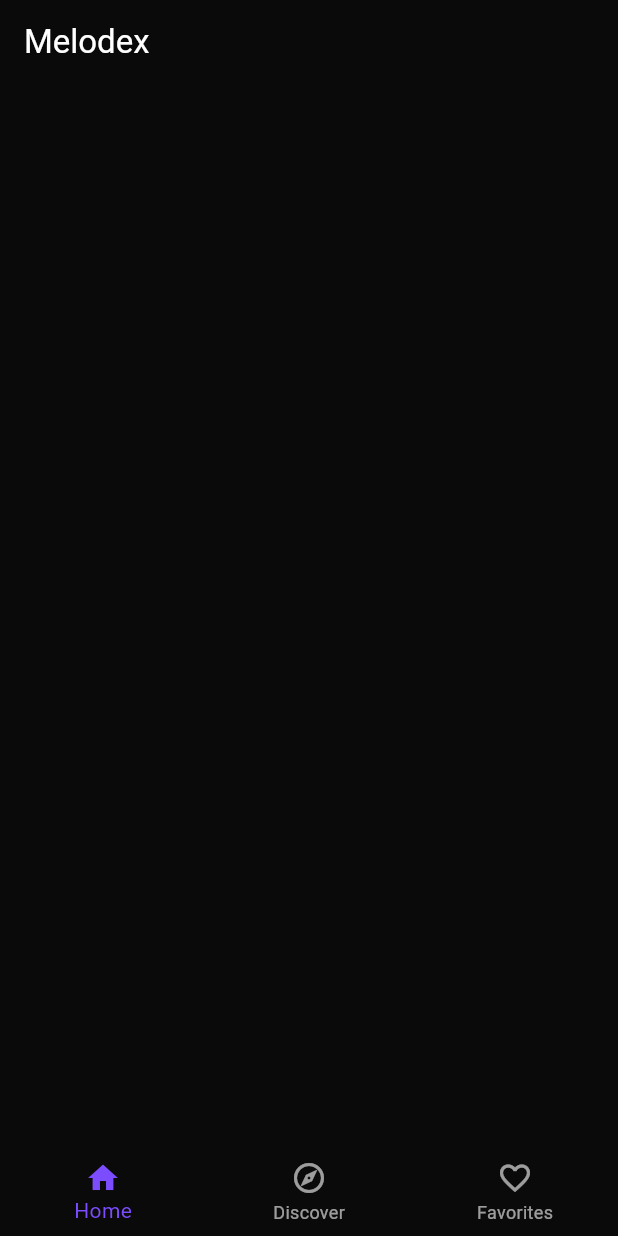
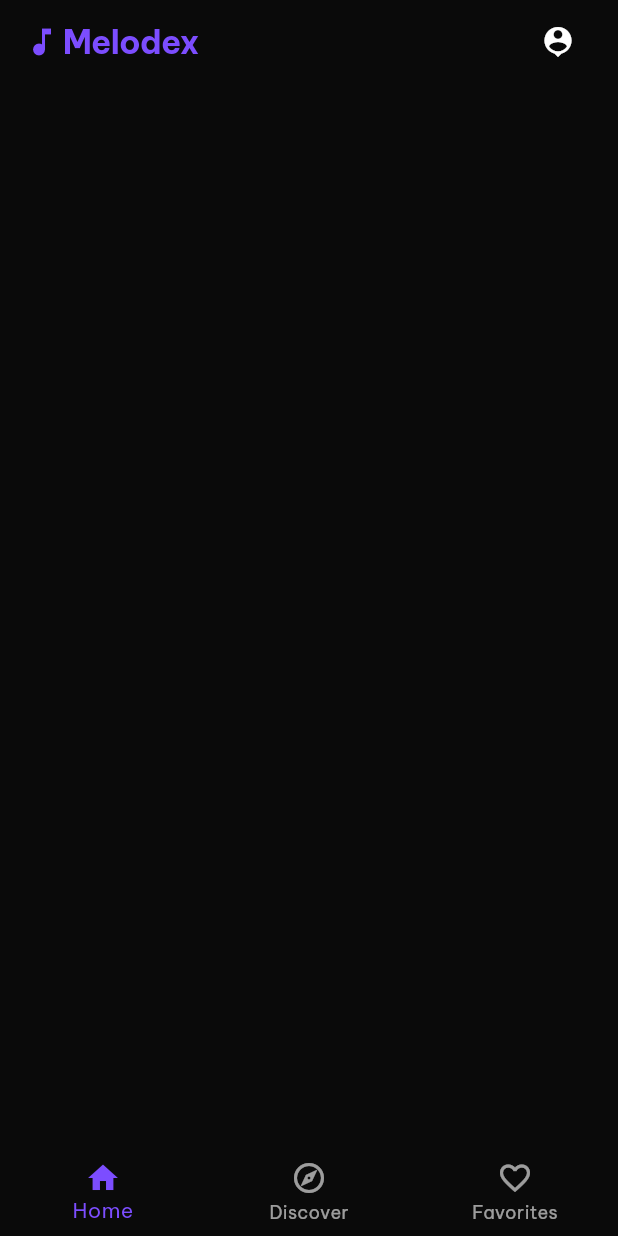
Before and after one commit to thizarakavinda/melodex, a Flutter app: the screen it shows after launch, on a phone screen of 412 x 824 dp. Run offline on Flutter 3.47's test engine with Material 3 defaults, Android fonts, the phone set to English and light mode, and no system bars; our stand-ins replace google_fonts.

Commit message:
update app bar theme

```diff
--- a/lib/main.dart
+++ b/lib/main.dart
@@ -1,4 +1,6 @@
 import 'package:flutter/material.dart';
+import 'package:google_fonts/google_fonts.dart';
+import 'package:melodex/theme/app_theme.dart';
 import 'package:melodex/views/main_view.dart';
 
 void main() {
@@ -15,11 +17,12 @@ class MyApp extends StatelessWidget {
       title: 'Flutter Demo',
       theme: ThemeData(
         useMaterial3: true,
-        colorScheme: .fromSeed(seedColor: Colors.deepPurple),
         splashColor: Colors.transparent,
         highlightColor: Colors.transparent,
         splashFactory: NoSplash.splashFactory,
+        textTheme: GoogleFonts.beVietnamProTextTheme(AppTheme.dark.textTheme),
       ),
+
       home: const MainView(),
     );
   }
--- a/lib/views/home_screen.dart
+++ b/lib/views/home_screen.dart
@@ -1,5 +1,6 @@
 import 'package:flutter/material.dart';
 import 'package:melodex/theme/app_theme.dart';
+import 'package:melodex/widgets/custom_app_bar.dart';
 
 class HomeScreen extends StatefulWidget {
   const HomeScreen({super.key});
@@ -13,11 +14,8 @@ class _HomeScreenState extends State<HomeScreen> {
   Widget build(BuildContext context) {
     return Scaffold(
       backgroundColor: AppTheme.bg,
-      appBar: AppBar(
-        backgroundColor: AppTheme.bg,
-        title: Text('Melodex', style: TextStyle(color: Colors.white)),
-      ),
-      body: SafeArea(child: Column()),
+      appBar: AppBar(backgroundColor: AppTheme.bg, title: CustomAppBar()),
+      body: SafeArea(child: Column(children: [])),
     );
   }
 }
--- /dev/null
+++ b/lib/widgets/custom_app_bar.dart
@@ -0,0 +1,31 @@
+import 'package:flutter/material.dart';
+import 'package:melodex/theme/app_theme.dart';
+
+class CustomAppBar extends StatelessWidget {
+  const CustomAppBar({super.key});
+
+  @override
+  Widget build(BuildContext context) {
+    return Row(
+      mainAxisAlignment: MainAxisAlignment.spaceBetween,
+      children: [
+        Row(
+          children: [
+            Icon(Icons.music_note, color: AppTheme.primary, size: 24),
+            SizedBox(width: 2),
+            Text(
+              'Melodex',
+              style: Theme.of(
+                context,
+              ).textTheme.headlineMedium?.copyWith(color: AppTheme.accent),
+            ),
+          ],
+        ),
+        IconButton(
+          onPressed: () {},
+          icon: Icon(Icons.person_pin, color: Colors.white, size: 24),
+        ),
+      ],
+    );
+  }
+}
```
